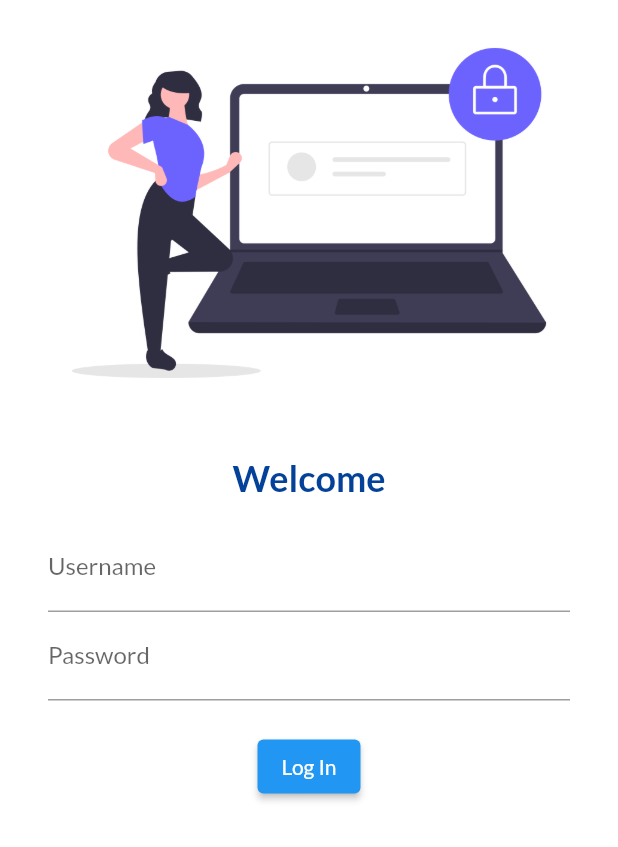
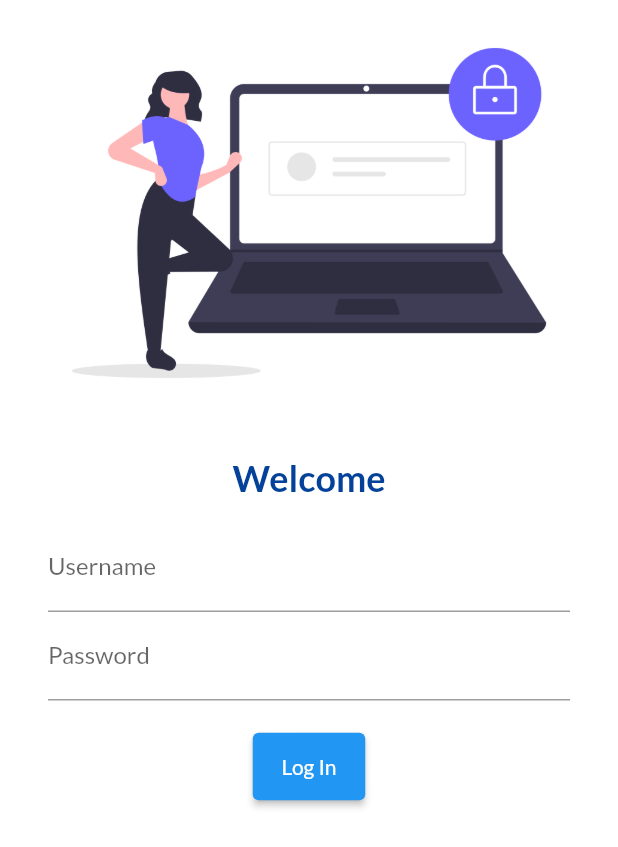
Before and after one commit to the-peace-001/30Daysofflutter, a Flutter app: the screen it shows after launch, on a phone screen of 412 x 824 dp. Shown: the top 847 px of the screen. Run offline on Flutter 3.47's test engine with Material 2 defaults, Android fonts, the phone set to English and light mode, and no system bars; our stand-ins replace google_fonts.

Commit message:
Day-5 completed

```diff
--- a/lib/Pages/login_page.dart
+++ b/lib/Pages/login_page.dart
@@ -1,4 +1,5 @@
 import 'package:flutter/material.dart';
+import 'package:flutter_application_1/utils/routes.dart';
 
 class LogInPage extends StatelessWidget {
   const LogInPage({super.key});
@@ -7,6 +8,7 @@ class LogInPage extends StatelessWidget {
   Widget build(BuildContext context) {
     return Material(
         color: Colors.white,
+        child: SingleChildScrollView(
           child: Column(
             children: [
               Image.asset(
@@ -24,7 +26,8 @@ class LogInPage extends StatelessWidget {
                     fontWeight: FontWeight.bold),
               ),
               Padding(
-              padding: const EdgeInsets.symmetric(vertical: 16, horizontal: 32),
+                padding:
+                    const EdgeInsets.symmetric(vertical: 16, horizontal: 32),
                 child: Column(
                   children: [
                     TextField(
@@ -40,14 +43,17 @@ class LogInPage extends StatelessWidget {
                       height: 20,
                     ),
                     ElevatedButton(
-                    onPressed: () {},
+                      onPressed: () {
+                        Navigator.pushNamed(context, MyRoutes.homeRoute);
+                      },
                       child: Text("Log In"),
-                    style: TextButton.styleFrom(),
+                      style: TextButton.styleFrom(minimumSize: Size(75, 45)),
                     )
                   ],
                 ),
               )
             ],
+          ),
         ));
   }
 }
--- a/lib/Pages/main.dart
+++ b/lib/Pages/main.dart
@@ -1,6 +1,7 @@
 import 'package:flutter/material.dart';
 import 'package:flutter_application_1/Pages/home_page.dart';
 import 'package:flutter_application_1/Pages/login_page.dart';
+import 'package:flutter_application_1/utils/routes.dart';
 import 'package:google_fonts/google_fonts.dart';
 
 //Main function - Starting point of program
@@ -26,8 +27,10 @@ class myApp extends StatelessWidget {
       ),
       initialRoute: "/login",
       routes: {
-        "/login": (context) => LogInPage(),
-        "/home": (context) => HomePage(),
+        // "/login": (context) => LogInPage(),
+        MyRoutes.homeRoute: (context) => HomePage(),
+        MyRoutes.loginRoute: (context) => LogInPage()
+        // "/home": (context) => HomePage(),
       },
     );
   }
--- /dev/null
+++ b/lib/utils/routes.dart
@@ -0,0 +1,4 @@
+class MyRoutes {
+  static String loginRoute = "/login";
+  static String homeRoute = "/home";
+}
```
Lines whose indentation alone changed are shown as unchanged.
